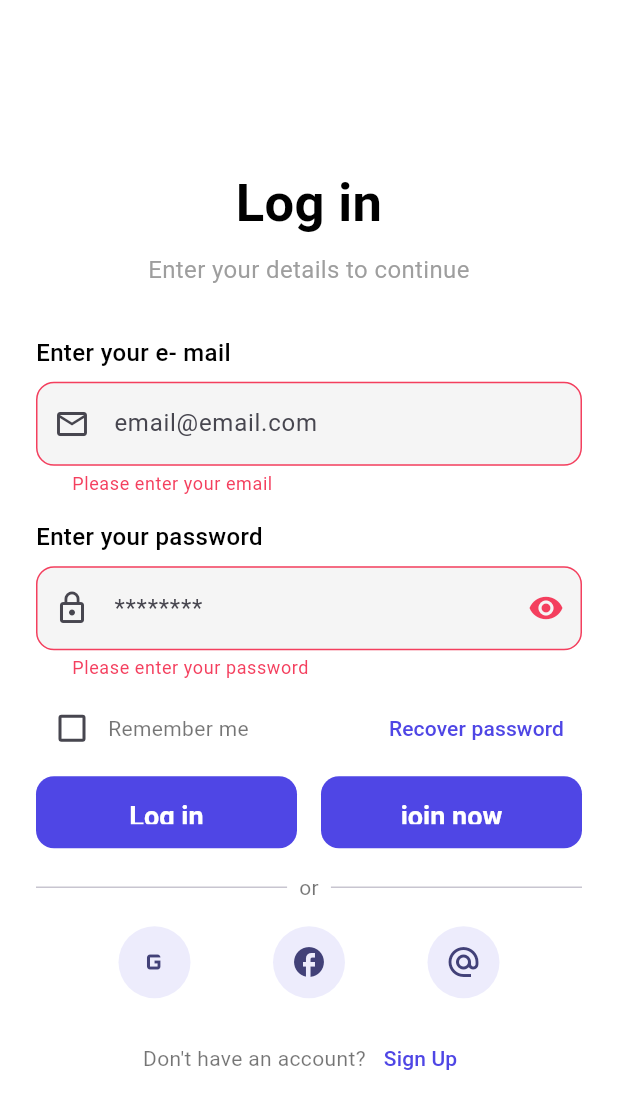
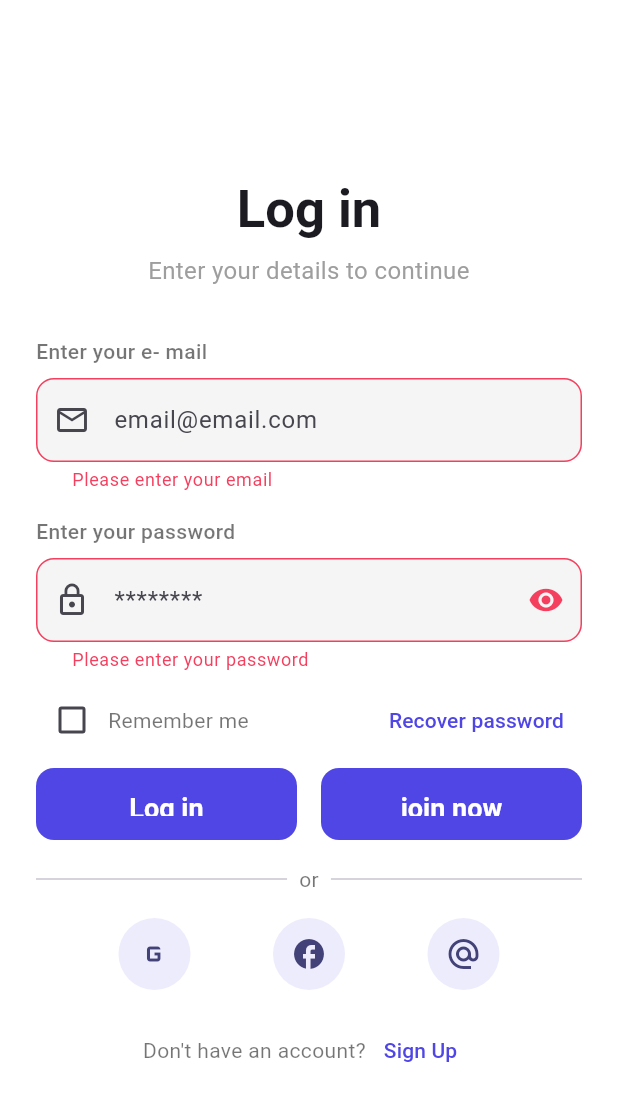
Before and after one commit to phebesfev/Mobile-app-project, a Flutter app: the screen it shows after launch, after a tap on "Log in", on a phone screen of 412 x 824 dp. Shown: the top 1109 px of the screen. Run offline on Flutter 3.47's test engine with Material 3 defaults, Android fonts, the light colour scheme and no system bars; Roboto replaces fonts that are missing (Poppins).

Commit message:
Update login page: use theme and navigation to edit page

```diff
--- a/app/lib/screens/auth/login_screen.dart
+++ b/app/lib/screens/auth/login_screen.dart
@@ -1,5 +1,6 @@
 import 'package:flutter/material.dart';
 import 'signup_screen.dart';
+import '../scan/edit.dart';
 
 class LoginScreen extends StatefulWidget {
   const LoginScreen({super.key});
@@ -24,9 +25,10 @@ class _LoginScreenState extends State<LoginScreen> {
 
   void _handleLogin() {
     if (_formKey.currentState!.validate()) {
-      ScaffoldMessenger.of(
+      Navigator.pushReplacement(
         context,
-      ).showSnackBar(const SnackBar(content: Text('Processing Login...')));
+        MaterialPageRoute(builder: (context) => const EditDocumentPage()),
+      );
     }
   }
 
@@ -52,21 +54,18 @@ class _LoginScreenState extends State<LoginScreen> {
                           // Title and subtitle
                           Text(
                             'Log in',
-                            style: const TextStyle(
-                              fontSize: 35,
-                              fontWeight: FontWeight.bold,
-                              color: Colors.black,
-                              // fontFamily is inherited from theme
-                            ),
+                            style: Theme.of(context).textTheme.headlineMedium
+                                ?.copyWith(
+                                  fontWeight: FontWeight.bold,
+                                  fontSize: 35,
+                                ),
                             textAlign: TextAlign.center,
                           ),
                           const SizedBox(height: 8),
                           Text(
                             'Enter your details to continue',
-                            style: const TextStyle(
-                              fontSize: 16,
-                              color: Colors.grey,
-                            ),
+                            style: Theme.of(context).textTheme.bodyMedium
+                                ?.copyWith(color: Colors.grey, fontSize: 16),
                             textAlign: TextAlign.center,
                           ),
                           const SizedBox(height: 32),
@@ -75,11 +74,8 @@ class _LoginScreenState extends State<LoginScreen> {
                             alignment: Alignment.centerLeft,
                             child: Text(
                               'Enter your e- mail',
-                              style: const TextStyle(
-                                fontSize: 16,
-                                fontWeight: FontWeight.w500,
-                                color: Colors.black,
-                              ),
+                              style: Theme.of(context).textTheme.bodyMedium
+                                  ?.copyWith(fontWeight: FontWeight.w500),
                             ),
                           ),
                           const SizedBox(height: 8),
@@ -106,11 +102,8 @@ class _LoginScreenState extends State<LoginScreen> {
                             alignment: Alignment.centerLeft,
                             child: Text(
                               'Enter your password',
-                              style: const TextStyle(
-                                fontSize: 16,
-                                fontWeight: FontWeight.w500,
-                                color: Colors.black,
-                              ),
+                              style: Theme.of(context).textTheme.bodyMedium
+                                  ?.copyWith(fontWeight: FontWeight.w500),
                             ),
                           ),
                           const SizedBox(height: 8),
```
